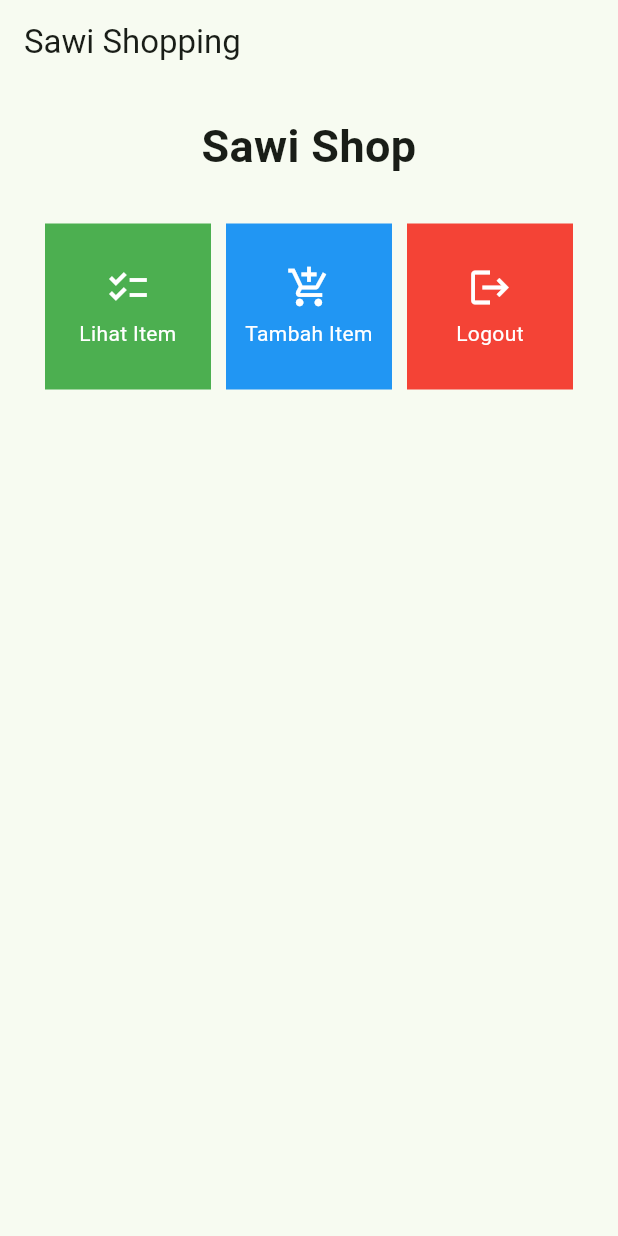
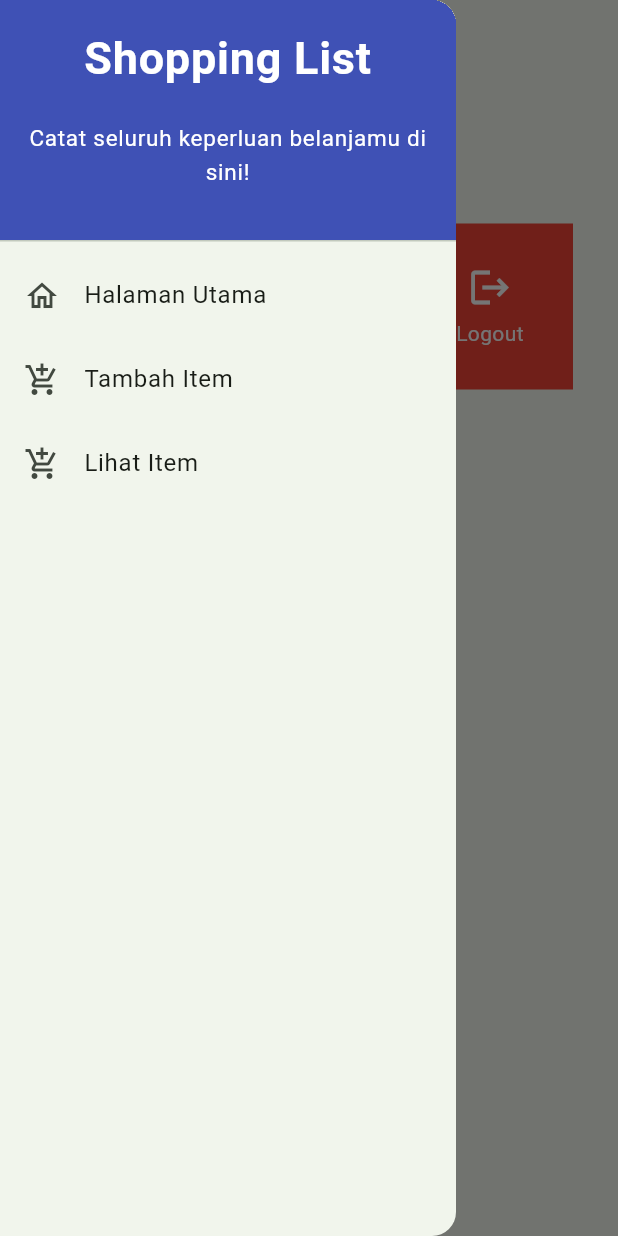
Before and after one commit to Samuelwidjaja/sawi-mobile, a Flutter app: the screen it shows after launch, with the side drawer open (before the commit the screen has no drawer), on a phone screen of 412 x 824 dp. Run offline on Flutter 3.47's test engine with Material 2 defaults, Android fonts, the light colour scheme and no system bars.

Commit message:
tugas7bonusdone

```diff
--- a/lib/main.dart
+++ b/lib/main.dart
@@ -1,5 +1,5 @@
 import 'package:flutter/material.dart';
-import 'package:sawimobile/menu.dart';
+import 'package:sawimobile/screens/menu.dart';
 
 void main() {
   runApp(const MyApp());
--- /dev/null
+++ b/lib/models/sawi_models.dart
@@ -0,0 +1,13 @@
+class Item {
+  final String name;
+  final int price;
+  final int amount;
+  final String description;
+
+  Item({
+    required this.name,
+    required this.price,
+    required this.amount,
+    required this.description,
+  });
+}
--- a/lib/menu.dart
+++ b/lib/screens/menu.dart
@@ -1,4 +1,7 @@
 import 'package:flutter/material.dart';
+import 'package:sawimobile/screens/shoplist_form.dart';
+import 'package:sawimobile/widgets/left_drawer.dart';
+
 
 class MyHomePage extends StatelessWidget {
   MyHomePage({Key? key}) : super(key: key);
@@ -17,6 +20,7 @@
                 'Sawi Shopping',
                 ),
             ),
+            drawer: const LeftDrawer(),
             body: SingleChildScrollView(
                 // Widget wrapper yang dapat discroll
                 child: Padding(
@@ -68,7 +72,6 @@
 
 class ShopCard extends StatelessWidget {
   final ShopItem item;
-
   const ShopCard(this.item, {super.key}); // Constructor
 
   @override
@@ -83,6 +86,12 @@
             ..hideCurrentSnackBar()
             ..showSnackBar(SnackBar(
                 content: Text("Kamu telah menekan tombol ${item.name}!")));
+                if (item.name == "Tambah Item") {
+      Navigator.push(
+    context,
+    MaterialPageRoute(builder: (context) => const ShopFormPage()),
+  );
+    }
         },
         child: Container(
           // Container untuk menyimpan Icon dan Text
--- /dev/null
+++ b/lib/widgets/left_drawer.dart
@@ -0,0 +1,87 @@
+import 'package:flutter/material.dart';
+import 'package:sawimobile/screens/itemlistpage.dart';
+import 'package:sawimobile/screens/menu.dart';
+import 'package:sawimobile/screens/shoplist_form.dart';
+
+class LeftDrawer extends StatelessWidget {
+  const LeftDrawer({super.key});
+
+  @override
+  Widget build(BuildContext context) {
+    return Drawer(
+      child: ListView(
+        children: [
+          const DrawerHeader(
+            decoration: BoxDecoration(
+              color: Colors.indigo,
+            ),
+            child: Column(
+              children: [
+                Text(
+                  'Shopping List',
+                  textAlign: TextAlign.center,
+                  style: TextStyle(
+                    fontSize: 30,
+                    fontWeight: FontWeight.bold,
+                    color: Colors.white,
+                  ),
+                ),
+                Padding(padding: EdgeInsets.all(10)),
+                Text(
+                  "Catat seluruh keperluan belanjamu di sini!",
+                  textAlign: TextAlign.center,
+                  style: TextStyle(
+                    fontSize: 15,
+                    fontWeight: FontWeight.normal,
+                    color: Colors.white,
+                  ),
+                ),
+              ],
+            ),
+          ),
+          ListTile(
+            leading: const Icon(Icons.home_outlined),
+            title: const Text('Halaman Utama'),
+            // Bagian redirection ke MyHomePage
+            onTap: () {
+              Navigator.pushReplacement(
+                context,
+                MaterialPageRoute(
+                  builder: (context) => MyHomePage(),
+                ),
+              );
+            },
+          ),
+          ListTile(
+            leading: const Icon(Icons.add_shopping_cart),
+            title: const Text('Tambah Item'),
+            // Bagian redirection ke ShopFormPage
+            onTap: () {
+              Navigator.pushReplacement(
+                context,
+                MaterialPageRoute(
+                  builder: (context) => const ShopFormPage(),
+                ),
+              );
+            },
+          ),
+
+          ListTile(
+            leading: const Icon(Icons.add_shopping_cart),
+            title: const Text('Lihat Item'),
+            // Bagian redirection ke ItemListPage dengan menggunakan _generateItemList()
+            onTap: () {
+              Navigator.pushReplacement(
+                context,
+                MaterialPageRoute(
+                  builder: (context) => ItemListPage(items: items),
+                ),
+              );
+            },
+          ),
+        ],
+      ),
+    );
+  }
+
+}
--- /dev/null
+++ b/lib/widgets/shop_card.dart
@@ -0,0 +1,72 @@
+import 'package:flutter/material.dart';
+import 'package:sawimobile/screens/itemlistpage.dart';
+import 'package:sawimobile/screens/shoplist_form.dart';
+
+class ShopItem {
+  final String name;
+  final IconData icon;
+
+  ShopItem(this.name, this.icon);
+}
+
+class ShopCard extends StatelessWidget {
+  final ShopItem item;
+
+  const ShopCard(this.item, {super.key}); // Constructor
+
+  @override
+  Widget build(BuildContext context) {
+    return Material(
+      color: Colors.indigo,
+      child: InkWell(
+        // Area responsive terhadap sentuhan
+         // Area responsif terhadap sentuhan
+  onTap: () {
+    // Memunculkan SnackBar ketika diklik
+    ScaffoldMessenger.of(context)
+      ..hideCurrentSnackBar()
+      ..showSnackBar(SnackBar(
+          content: Text("Kamu telah menekan tombol ${item.name}!")));
+
+    // Navigate ke route yang sesuai (tergantung jenis tombol)
+    if (item.name == "Tambah Item") {
+        Navigator.push(context,
+            MaterialPageRoute(builder: (context) => const ShopFormPage()));
+    }
+
+    if (item.name == "Lihat Item") {
+        Navigator.push(
+                context,
+                MaterialPageRoute(
+                  builder: (context) => ItemListPage(items: items),
+                ),
+              );
+    }
+
+  },
+        child: Container(
+          // Container untuk menyimpan Icon dan Text
+          padding: const EdgeInsets.all(8),
+          child: Center(
+            child: Column(
+              mainAxisAlignment: MainAxisAlignment.center,
+              children: [
+                Icon(
+                  item.icon,
+                  color: Colors.white,
+                  size: 30.0,
+                ),
+                const Padding(padding: EdgeInsets.all(3)),
+                Text(
+                  item.name,
+                  textAlign: TextAlign.center,
+                  style: const TextStyle(color: Colors.white),
+                ),
+              ],
+            ),
+          ),
+        ),
+      ),
+    );
+  }
+}
```
Also changed, not shown: lib/screens/itemlistpage.dart (added, +36 -0 lines), lib/screens/shoplist_form.dart (added, +181 -0 lines).
